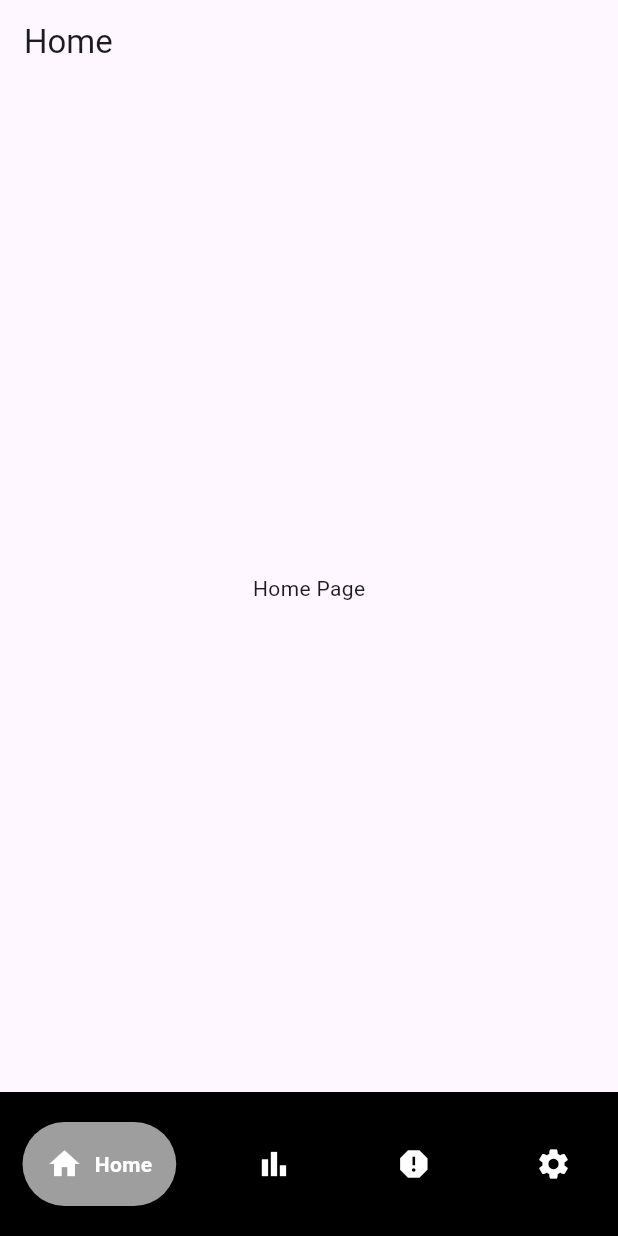
After one commit to Srinivasan8888/level_measurements, a Flutter app: the screen it shows after launch, after a tap on "Let's get started!", on a phone screen of 412 x 824 dp. The commit adds this screen. Run offline on Flutter 3.47's test engine with Material 3 defaults, Android fonts, the phone set to English and light mode, and no system bars; drawn by our look-alikes of google_nav_bar; our stand-ins replace go_router.

Commit message:
added navigation_bar.dart and implemented in main.dart

```diff
--- a/lib/main.dart
+++ b/lib/main.dart
@@ -1,5 +1,5 @@
 import 'package:flutter/material.dart';
-import 'homepage.dart';
+import 'package:level/router/navigation_bar.dart' as level_nav;
 
 void main() {
   runApp(const MyApp());
@@ -10,13 +10,9 @@ class MyApp extends StatelessWidget {
 
   @override
   Widget build(BuildContext context) {
-    return MaterialApp(
-      title: 'Flutter Demo',
-      theme: ThemeData(
-        colorScheme: ColorScheme.fromSeed(seedColor: Colors.deepPurple),
-        useMaterial3: true,
-      ),
-      home: const MyHomePage(title: 'Flutter Demo Home Page'),
+    return const MaterialApp(
+      debugShowCheckedModeBanner: false,
+      home: MyHomePage(title: 'Level Measurement'),
     );
   }
 }
@@ -31,14 +27,6 @@ class MyHomePage extends StatefulWidget {
 }
 
 class _MyHomePageState extends State<MyHomePage> {
-  int _counter = 0;
-
-  void _incrementCounter() {
-    setState(() {
-      _counter++;
-    });
-  }
-
   @override
   Widget build(BuildContext context) {
     return Scaffold(
@@ -47,55 +35,17 @@ class _MyHomePageState extends State<MyHomePage> {
         title: Text(widget.title),
       ),
       body: Center(
-        child: Column(
-          mainAxisAlignment: MainAxisAlignment.center,
-          // children: <Widget>[
-          //   const Text(
-          //     'You have pushed the button this many times:',
-          //   ),
-          //   Text(
-          //     '$_counter',
-          //     style: Theme.of(context).textTheme.headlineMedium,
-          //   ),
-          // ],
-          children: <Widget> [
-            ElevatedButton(
-              child: const Text("Lets get Started !!!"),
-              onPressed: () {
-              Navigator.push(
-                  context,
-                  MaterialPageRoute(builder: (context) => const Homepage()));
-            },
-              // child: const Icon(Icons.home),
-            ),
-          ],
-
-
+        child: ElevatedButton(
+          child: const Text("Let's get started!"),
+          onPressed: () {
+            // Use the aliased import when referring to your custom NavigationBar
+            Navigator.push(
+                context,
+                MaterialPageRoute(
+                    builder: (context) => const level_nav.NavigationBar()));
+          },
         ),
-
       ),
-
-      // floatingActionButton: Row(
-      //   mainAxisAlignment: MainAxisAlignment.end,
-      //   children: [
-      //     FloatingActionButton(
-      //       onPressed: () {
-      //         Navigator.push(
-      //             context,
-      //             MaterialPageRoute(builder: (context) => const Homepage()));
-      //       },
-      //       tooltip: 'Button 2',
-      //       child: const Icon(Icons.home),
-      //     ),
-      //     const SizedBox(width: 16), // Add some space between buttons
-      //     FloatingActionButton(
-      //       onPressed: _incrementCounter,
-      //       tooltip: 'Increment',
-      //       child: const Icon(Icons.add),
-      //     ),
-      //   ],
-      // ),
-
     );
   }
 }
--- /dev/null
+++ b/lib/router/navigation_bar.dart
@@ -0,0 +1,71 @@
+import 'package:flutter/material.dart';
+import 'package:google_nav_bar/google_nav_bar.dart';
+import 'package:level/screens/charts.dart';
+import 'package:level/screens/home.dart';
+import 'package:level/screens/reports.dart';
+import 'package:level/screens/settings.dart';
+
+class NavigationBar extends StatefulWidget {
+  const NavigationBar({super.key});
+
+  @override
+  NavigationBarState createState() => NavigationBarState();
+}
+
+class NavigationBarState extends State<NavigationBar> {
+  int _selectedIndex = 0;
+  final List<Widget> _pages = [
+    const Home(),
+    const Charts(),
+    const Reports(),
+    const Settings(),
+  ];
+
+  @override
+  Widget build(BuildContext context) {
+    return Scaffold(
+      body: _pages[_selectedIndex],
+      bottomNavigationBar: Container(
+        color: Colors.black,
+        child: Padding(
+          padding: const EdgeInsets.symmetric(horizontal: 15.0, vertical: 20),
+          child: GNav(
+            backgroundColor: Colors.black,
+            color: Colors.white,
+            activeColor: Colors.white,
+            tabBackgroundColor: Colors.grey,
+            tabBorderRadius: 100,
+            gap: 8,
+            haptic: true,
+            duration: const Duration(milliseconds: 500),
+            padding: const EdgeInsets.all(16),
+            selectedIndex: _selectedIndex,
+            onTabChange: (index) {
+              setState(() {
+                _selectedIndex = index;
+              });
+            },
+            tabs: const [
+              GButton(
+                icon: Icons.home,
+                text: "Home",
+              ),
+              GButton(
+                icon: Icons.bar_chart,
+                text: "Charts",
+              ),
+              GButton(
+                icon: Icons.report,
+                text: "Reports",
+              ),
+              GButton(
+                icon: Icons.settings,
+                text: "Settings",
+              ),
+            ],
+          ),
+        ),
+      ),
+    );
+  }
+}
--- /dev/null
+++ b/lib/screens/home.dart
@@ -0,0 +1,23 @@
+import 'package:flutter/material.dart';
+
+class Home extends StatefulWidget {
+  const Home({super.key});
+
+  @override
+  State<Home> createState() => _HomeState();
+}
+
+class _HomeState extends State<Home> {
+  @override
+  Widget build(BuildContext context) {
+    return Scaffold(
+      appBar: AppBar(
+        automaticallyImplyLeading: false,
+        title: const Text('Home'),
+      ),
+      body: const Center(
+        child: Text('Home Page'),
+      ),
+    );
+  }
+}
--- a/pubspec.yaml
+++ b/pubspec.yaml
@@ -36,6 +36,9 @@ dependencies:
   # Use with the CupertinoIcons class for iOS style icons.
   cupertino_icons: ^1.0.6
   google_nav_bar: ^5.0.6
+  go_router: ^13.2.3
+  sliding_clipped_nav_bar: ^3.1.1
+
 
 dev_dependencies:
   flutter_test:
@@ -46,7 +49,7 @@ dev_dependencies:
   # activated in the `analysis_options.yaml` file located at the root of your
   # package. See that file for information about deactivating specific lint
   # rules and activating additional ones.
-  flutter_lints: ^3.0.0
+  flutter_lints: ^3.0.2
 
 # For information on the generic Dart part of this file, see the
 # following page: https://dart.dev/tools/pub/pubspec
```
Also changed, not shown: lib/homepage.dart (deleted, +0 -50 lines), lib/router/app_route_config.dart (added, +39 -0 lines), lib/router/router.dart (added, +15 -0 lines), lib/screens/charts.dart (added, +23 -0 lines), lib/screens/reports.dart (added, +23 -0 lines), lib/screens/settings.dart (added, +23 -0 lines), lib/router/app_route_constance.dart (added), pubspec.lock.
